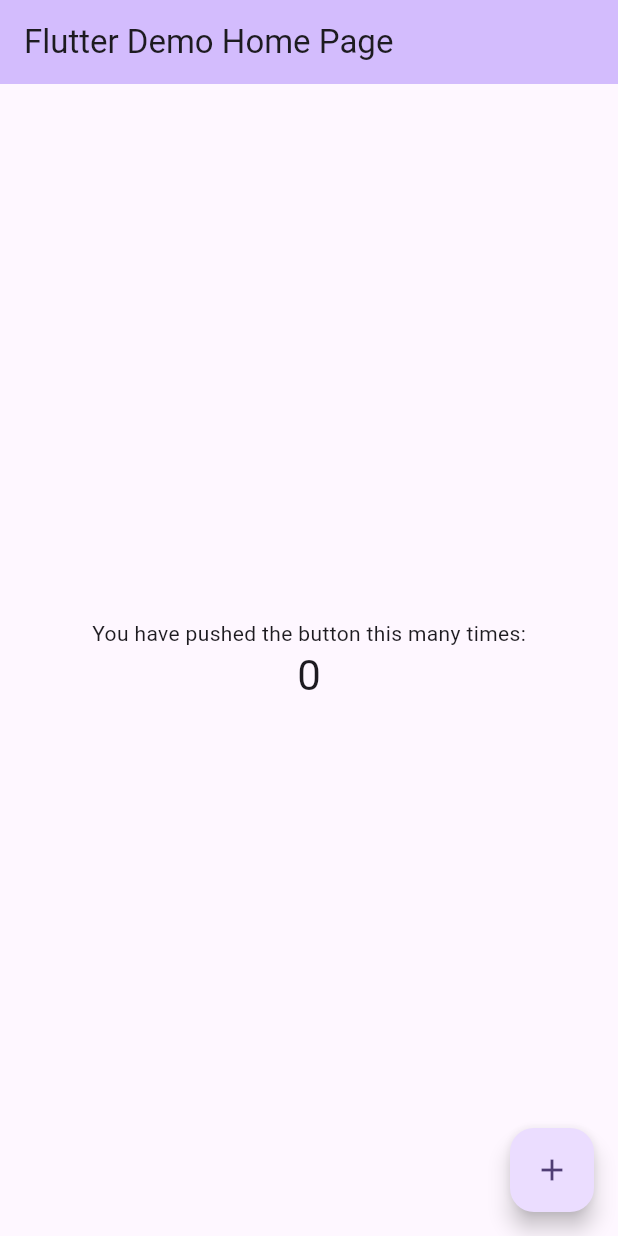
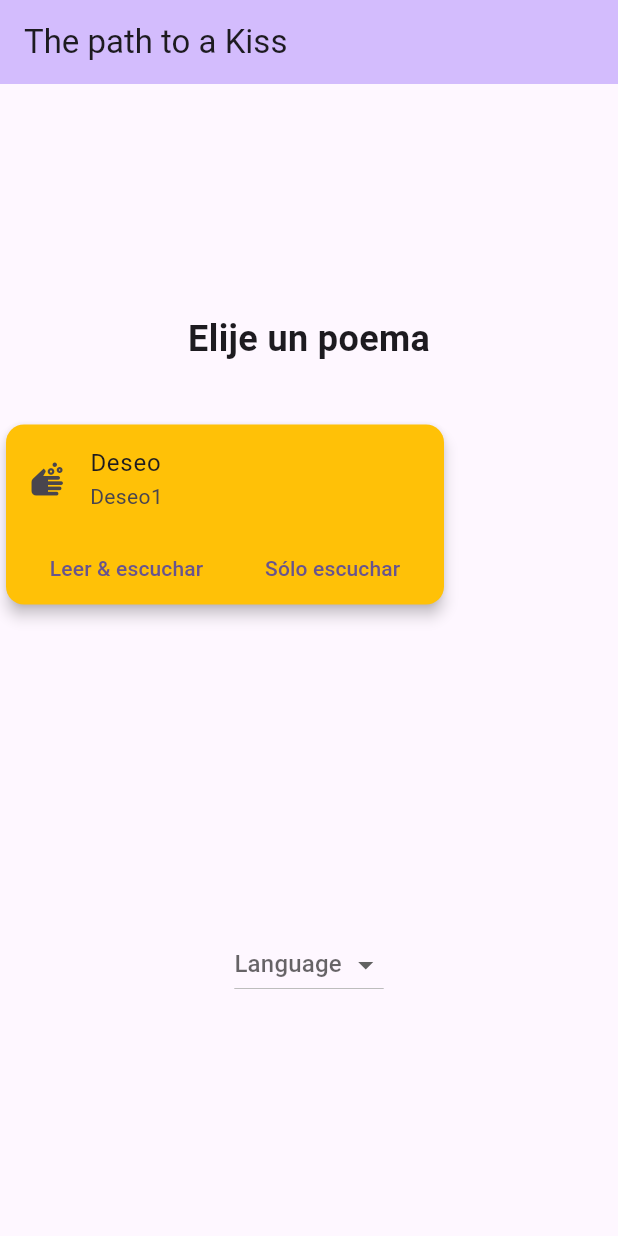
Before and after one commit to tsinvari/path_kiss, a Flutter app: the screen it shows after launch, on a phone screen of 412 x 824 dp. Run offline on Flutter 3.47's test engine with Material 3 defaults, Android fonts, the phone set to English and light mode, and no system bars.

Commit message:
first draft

```diff
--- a/lib/main.dart
+++ b/lib/main.dart
@@ -11,27 +11,12 @@
   @override
   Widget build(BuildContext context) {
     return MaterialApp(
-      title: 'Flutter Demo',
+      title: 'The patth to a Kiss',
       theme: ThemeData(
-        // This is the theme of your application.
-        //
-        // TRY THIS: Try running your application with "flutter run". You'll see
-        // the application has a purple toolbar. Then, without quitting the app,
-        // try changing the seedColor in the colorScheme below to Colors.green
-        // and then invoke "hot reload" (save your changes or press the "hot
-        // reload" button in a Flutter-supported IDE, or press "r" if you used
-        // the command line to start the app).
-        //
-        // Notice that the counter didn't reset back to zero; the application
-        // state is not lost during the reload. To reset the state, use hot
-        // restart instead.
-        //
-        // This works for code too, not just values: Most code changes can be
-        // tested with just a hot reload.
         colorScheme: ColorScheme.fromSeed(seedColor: Colors.deepPurple),
         useMaterial3: true,
       ),
-      home: const MyHomePage(title: 'Flutter Demo Home Page'),
+      home: const MyHomePage(title: 'The path to a Kiss'),
     );
   }
 }
@@ -39,87 +24,193 @@
 class MyHomePage extends StatefulWidget {
   const MyHomePage({super.key, required this.title});
 
-  // This widget is the home page of your application. It is stateful, meaning
-  // that it has a State object (defined below) that contains fields that affect
-  // how it looks.
-
-  // This class is the configuration for the state. It holds the values (in this
-  // case the title) provided by the parent (in this case the App widget) and
-  // used by the build method of the State. Fields in a Widget subclass are
-  // always marked "final".
-
   final String title;
 
   @override
   State<MyHomePage> createState() => _MyHomePageState();
 }
 
+
+
 class _MyHomePageState extends State<MyHomePage> {
-  int _counter = 0;
+  int currentIndex = 0;
+  Map cardText = {
+      'title': ['Elije un poema'],
+      'name': ['Deseo','Ojos','Manos','Beso'],
+      'first': ['Deseo1','Ojos1','Manos1','Beso1'],
+      'url': ['url_deseo_sp','url_ojos_sp','url_manos_sp','url_beso_pt'],
+      'buttons': ['Leer & escuchar', 'Sólo escuchar']
+  };
+  final List<Color> cardColors = [
+    Colors.amber,
+    Colors.blueGrey,
+    Colors.orange,
+    Colors.lightBlue,
+  ];
 
-  void _incrementCounter() {
+  final List<String> languages = [
+    "Español","English","Portugues", "Français"
+  ];
+
+    void nextCard() {
     setState(() {
-      // This call to setState tells the Flutter framework that something has
-      // changed in this State, which causes it to rerun the build method below
-      // so that the display can reflect the updated values. If we changed
-      // _counter without calling setState(), then the build method would not be
-      // called again, and so nothing would appear to happen.
-      _counter++;
+      currentIndex = (currentIndex + 1) % 4;
     });
   }
-
   @override
   Widget build(BuildContext context) {
-    // This method is rerun every time setState is called, for instance as done
-    // by the _incrementCounter method above.
-    //
-    // The Flutter framework has been optimized to make rerunning build methods
-    // fast, so that you can just rebuild anything that needs updating rather
-    // than having to individually change instances of widgets.
     return Scaffold(
       appBar: AppBar(
-        // TRY THIS: Try changing the color here to a specific color (to
-        // Colors.amber, perhaps?) and trigger a hot reload to see the AppBar
-        // change color while the other colors stay the same.
         backgroundColor: Theme.of(context).colorScheme.inversePrimary,
-        // Here we take the value from the MyHomePage object that was created by
-        // the App.build method, and use it to set our appbar title.
         title: Text(widget.title),
       ),
       body: Center(
-        // Center is a layout widget. It takes a single child and positions it
-        // in the middle of the parent.
         child: Column(
-          // Column is also a layout widget. It takes a list of children and
-          // arranges them vertically. By default, it sizes itself to fit its
-          // children horizontally, and tries to be as tall as its parent.
-          //
-          // Column has various properties to control how it sizes itself and
-          // how it positions its children. Here we use mainAxisAlignment to
-          // center the children vertically; the main axis here is the vertical
-          // axis because Columns are vertical (the cross axis would be
-          // horizontal).
-          //
-          // TRY THIS: Invoke "debug painting" (choose the "Toggle Debug Paint"
-          // action in the IDE, or press "p" in the console), to see the
-          // wireframe for each widget.
+          crossAxisAlignment: CrossAxisAlignment.center,
+          mainAxisSize: MainAxisSize.min,
           mainAxisAlignment: MainAxisAlignment.center,
           children: <Widget>[
-            const Text(
-              'You have pushed the button this many times:',
+            Container(
+            alignment: Alignment.center,
+            padding: EdgeInsets.all(16.0),
+            child: Text(
+              cardText['title'][0],
+              style: TextStyle(fontSize: 24.0, fontWeight: FontWeight.bold),
             ),
-            Text(
-              '$_counter',
-              style: Theme.of(context).textTheme.headlineMedium,
+          ),
+          Container(
+            margin: const EdgeInsets.symmetric(vertical: 20.0),
+            alignment: Alignment.center,
+            height: 300,
+            child: GestureDetector(
+              onTap: nextCard,
+              child: Stack(
+                children: <Widget>[
+                  for (int i = 0; i < 4; i++)
+                    if (currentIndex == i)
+                      Positioned(
+                        top: 20.0 * i,
+                        left: 20.0 * i,
+                        child: Container(
+                          width: 300,
+                          child: Card(
+                            elevation: 4.0,
+                            color: cardColors[i],
+                            child: Column (
+                              mainAxisSize: MainAxisSize.min,
+                              children: <Widget>[
+                                 ListTile(
+                                  leading: Icon(Icons.soap),
+                                  title: Text(cardText['name'][i]),
+                                  subtitle: Text(cardText['first'][i]),
+                                ),
+                                Row(
+                                  mainAxisAlignment: MainAxisAlignment.spaceEvenly,
+                                  children: <Widget>[
+                                    TextButton(
+                                      onPressed: (){
+                                        showDialog(
+                                          context: context,
+                                          builder: (BuildContext context){
+                                            return AlertDialog(
+                                              title: Text(cardText['name'][i]),
+                                              content: Text('Lorem Ipso'),
+                                              actions: <Widget>[
+                                                TextButton(
+                                                  onPressed: (){Navigator.of(context).pop();},
+                                                  child: Text('Close'))
+                                              ],
+                                            );
+                                          }
+                                          );
+                                    },
+                                    child: Text(cardText['buttons'][0])),
+                                    TextButton(
+                                      onPressed: (){
+                                        var snackBar = SnackBar(content: Text(cardText['url'][i]));
+                                        ScaffoldMessenger.of(context).showSnackBar(snackBar);
+                                      }, child: Text(cardText['buttons'][1])),
+                                  ],
+                                )
+                              ],
+                            )
+                            ),
+                        )
+                      ),
+                ],
+              ),
             ),
+          ),
+          Container(
+            margin: const EdgeInsets.symmetric(vertical: 20.0),
+            child: DropdownButton<String>(
+            hint: Text("Language"),
+            value: null,
+            items: languages.map<DropdownMenuItem<String>>((String value) {
+                return DropdownMenuItem<String>(
+                  value: value,
+                  child: Text(value),
+                );
+              }).toList(),
+            onChanged: (String? value) {
+                switch (value){
+                  case null:
+                  setState(() {
+                      cardText['title']= ['Elije un poema'];
+                      cardText['name'] = ['Deseo','Ojos','Manos','Beso'];
+                      cardText ['first']= ['Deseo1','Ojos1','Manos1','Beso1'];
+                      cardText['url']= ['url_deseo_sp','url_ojos_sp','url_manos_sp','url_beso_pt'];
+                      cardText['buttons']= ['Leer & escuchar', 'Sólo Escuchar'];
+                    });
+                  break;
+                  case "Español":
+                  setState(() {
+                      cardText['title']= ['Elije un poema'];
+                      cardText['name'] = ['Deseo','Ojos','Manos','Beso'];
+                      cardText ['first']= ['Deseo1','Ojos1','Manos1','Beso1'];
+                      cardText['url']= ['url_deseo_sp','url_ojos_sp','url_manos_sp','url_beso_pt'];
+                      cardText['buttons']= ['Leer & escuchar', 'Sólo Escuchar'];
+                    });
+                  break;
+                  case "English":
+                  setState(() {
+                      cardText['title'] = ['Choose a poem'];
+                      cardText['name']= ['Desire', 'Eyes', 'Hands', 'Kiss'];
+                      cardText['first']= ['Desire1', 'Eyes1', 'Hands1', 'Kiss1'];
+                      cardText['url']= ['url_deseo_en','url_ojos_en','url_manos_en','url_beso_en'];
+                      cardText['buttons'] = ['Read & Listen', 'Listen Only'];
+
+                   });
+                  break;
+                  case "Portugues":
+                  setState(() {
+                      cardText['title'] = ['Escolha um poema'];
+                      cardText['name']= ['Desejo', 'Olhos', 'Mãos', 'Beijo'];
+                      cardText['first']= ['Desejo1', 'Olhos1', 'Mãos1', 'Beijo1'];
+                      cardText['url']= ['url_deseo_pt','url_ojos_pt','url_manos_pt','url_beso_pt'];
+                      cardText['buttons'] = ['Ler & Ouvir', 'Apenas Ouvir'];
+                          });
+                  break;
+                  case "Français":
+                  setState(() {
+                      cardText['title'] = ['Choisissez un poème'];
+                      cardText['name']= ['Désir', 'Yeux', 'Mains', 'Baiser'];
+                      cardText['first']= ['Désir1', 'Yeux1', 'Mains1', 'Baiser1'];
+                      cardText['url']= ['url_deseo_sp','url_ojos_sp','url_manos_','url_beso_fr'];
+                      cardText['buttons'] = ['Lire & Écouter', 'Écouter Seulement'];
+                  });
+                  break;
+                }
+              }),
+          )
           ],
         ),
       ),
-      floatingActionButton: FloatingActionButton(
+     /* floatingActionButton: FloatingActionButton(
         onPressed: _incrementCounter,
         tooltip: 'Increment',
         child: const Icon(Icons.add),
-      ), // This trailing comma makes auto-formatting nicer for build methods.
+      ),  This trailing comma makes auto-formatting nicer for build methods.*/
     );
   }
 }
```
